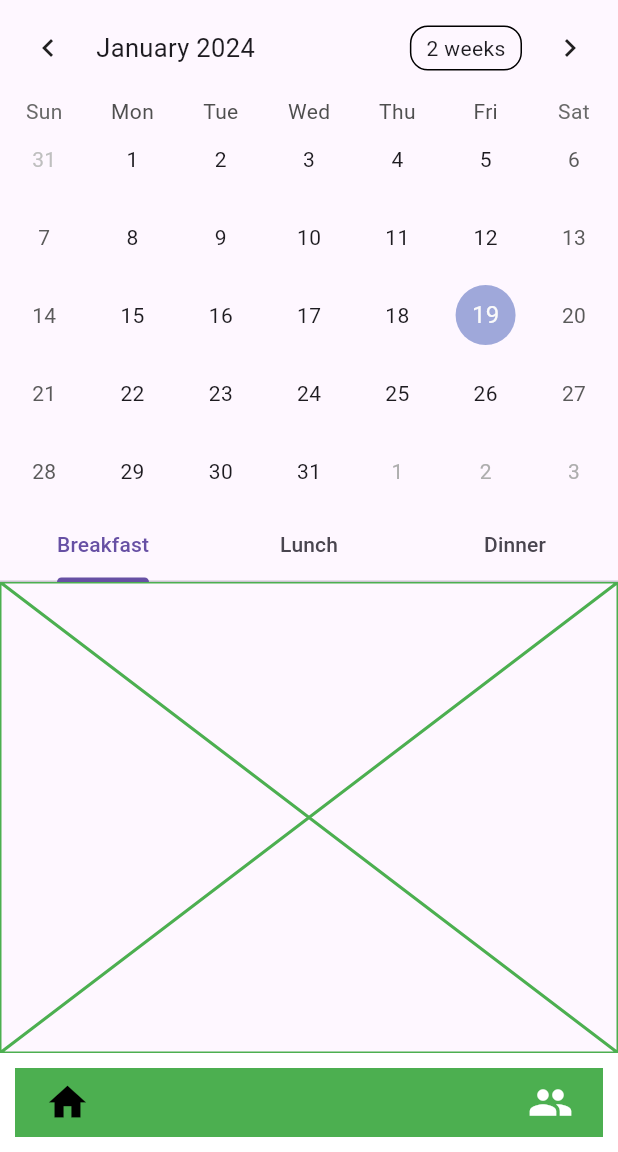
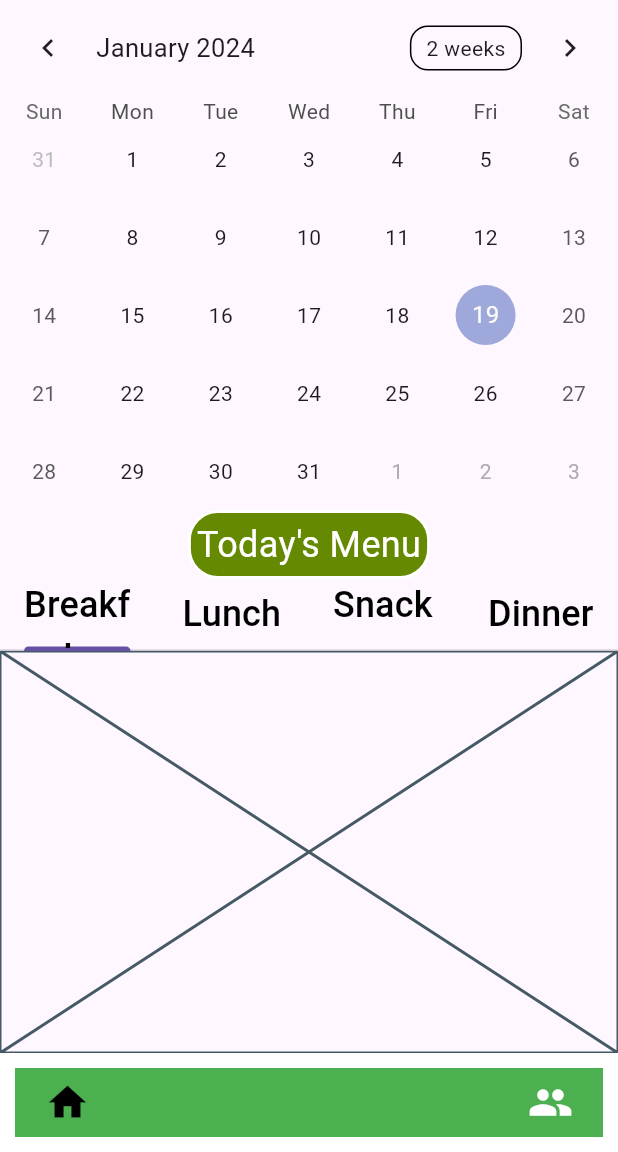
Before and after one commit to Antrimo/Mess-App, a Flutter app: the screen it shows after launch, on a phone screen of 412 x 824 dp, the part 84-1236 px from its top. Run offline on Flutter 3.47's test engine with Material 3 defaults, Android fonts, the phone set to English and light mode, and no system bars; drawn by our look-alikes of google_nav_bar, table_calendar; Roboto replaces fonts that are missing (Cursive).

Commit message:
structure done

```diff
--- a/lib/Resources/theme.dart
+++ b/lib/Resources/theme.dart
@@ -1,3 +1,4 @@
 import 'package:flutter/material.dart';
 
 const Color primaryColor = Color.fromRGBO(255, 255, 251, 3);
+const Color secondaryColor = Color.fromRGBO(102, 137, 2, 1);
--- /dev/null
+++ b/lib/Screens/breakfast.dart
@@ -0,0 +1,15 @@
+import 'package:flutter/material.dart';
+
+class Breakfast extends StatefulWidget {
+  const Breakfast({super.key});
+
+  @override
+  State<Breakfast> createState() => _BreakfastState();
+}
+
+class _BreakfastState extends State<Breakfast> {
+  @override
+  Widget build(BuildContext context) {
+    return const Placeholder();
+  }
+}
--- /dev/null
+++ b/lib/Screens/dinner.dart
@@ -0,0 +1,15 @@
+import 'package:flutter/material.dart';
+
+class Dinner extends StatefulWidget {
+  const Dinner({super.key});
+
+  @override
+  State<Dinner> createState() => _DinnerState();
+}
+
+class _DinnerState extends State<Dinner> {
+  @override
+  Widget build(BuildContext context) {
+    return const Placeholder();
+  }
+}
--- /dev/null
+++ b/lib/Screens/lunch.dart
@@ -0,0 +1,17 @@
+import 'package:flutter/material.dart';
+
+class Lunch extends StatefulWidget {
+  const Lunch({super.key});
+
+  @override
+  State<Lunch> createState() => _LunchState();
+}
+
+class _LunchState extends State<Lunch> {
+  @override
+  Widget build(BuildContext context) {
+    return const Scaffold(
+      backgroundColor: Colors.amber,
+    );
+  }
+}
--- a/lib/Screens/mess.dart
+++ b/lib/Screens/mess.dart
@@ -1,5 +1,8 @@
 import 'package:flutter/material.dart';
 import 'package:mess/Resources/theme.dart';
+import 'package:mess/Screens/breakfast.dart';
+import 'package:mess/Screens/dinner.dart';
+import 'package:mess/Screens/lunch.dart';
 import 'package:table_calendar/table_calendar.dart';
 
 class Mess extends StatefulWidget {
@@ -10,8 +13,6 @@ class Mess extends StatefulWidget {
 }
 
 class _MessState extends State<Mess> {
-  final List<String> mealTabs = ['Breakfast', 'Lunch', 'Dinner'];
-
   @override
   Widget build(BuildContext context) {
     return Scaffold(
@@ -39,31 +40,80 @@ class _MessState extends State<Mess> {
               //print("Page changed to $focusedDay");
             },
           ),
-          DefaultTabController(
-            length: mealTabs.length,
+          Container(
+            decoration: BoxDecoration(
+              color: secondaryColor,
+              borderRadius: BorderRadius.circular(20),
+              border: Border.all(
+                color: Colors.white,
+                width: 2,
+              ),
+            ),
+            child: const Padding(
+              padding: EdgeInsets.all(4.0),
+              child: Text(
+                'Today\'s Menu',
+                style: TextStyle(
+                  color: Colors.white,
+                  fontSize: 24,
+                ),
+              ),
+            ),
+          ),
+          const DefaultTabController(
+            length: 3,
             child: Expanded(
               child: Column(
                 children: [
-                  TabBar(
-                    tabs: mealTabs
-                        .map((meal) => Tab(
-                              text: meal,
-                            ))
-                        .toList(),
-                  ),
+                  TabBar(tabs: [
+                    Tab(
+                      child: Text(
+                        'Breakfast',
+                        style: TextStyle(
+                          color: Colors.black,
+                          fontFamily: "Cursive",
+                          fontSize: 24,
+                        ),
+                      ),
+                    ),
+                    Tab(
+                      child: Text(
+                        'Lunch',
+                        style: TextStyle(
+                          color: Colors.black,
+                          fontFamily: "Cursive",
+                          fontSize: 24,
+                        ),
+                      ),
+                    ),
+                    Tab(
+                      child: Text(
+                        'Snacks',
+                        style: TextStyle(
+                          color: Colors.black,
+                          fontFamily: "Cursive",
+                          fontSize: 24,
+                        ),
+                      ),
+                    ),
+                    Tab(
+                      child: Text(
+                        'Dinner',
+                        style: TextStyle(
+                          color: Colors.black,
+                          fontFamily: "Cursive",
+                          fontSize: 24,
+                        ),
+                      ),
+                    ),
+                  ]),
                   Expanded(
                     child: TabBarView(
-                      children: mealTabs.map((meal) {
-                        return const Tab(
-                          child: Center(
-                            child: Placeholder(
-                              color: Colors.green,
-                              fallbackHeight: 200,
-                              fallbackWidth: 200,
-                            ),
-                          ),
-                        );
-                      }).toList(),
+                      children: [
+                        Breakfast(),
+                        Lunch(),
+                        Dinner(),
+                      ],
                     ),
                   ),
                 ],
```
